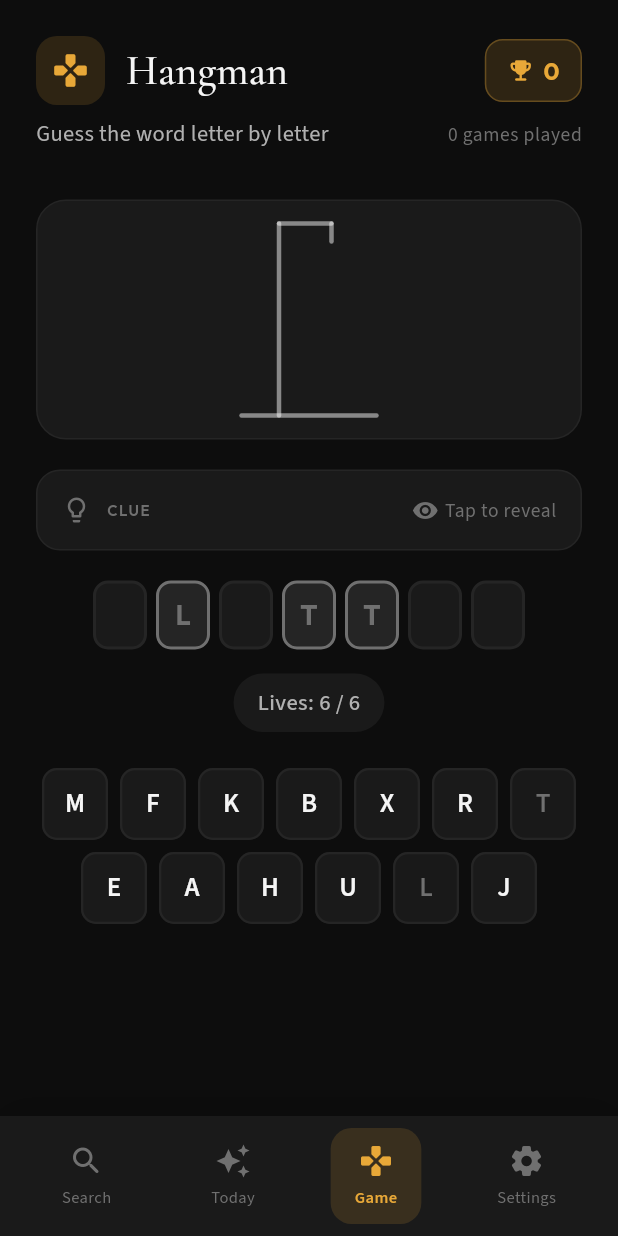
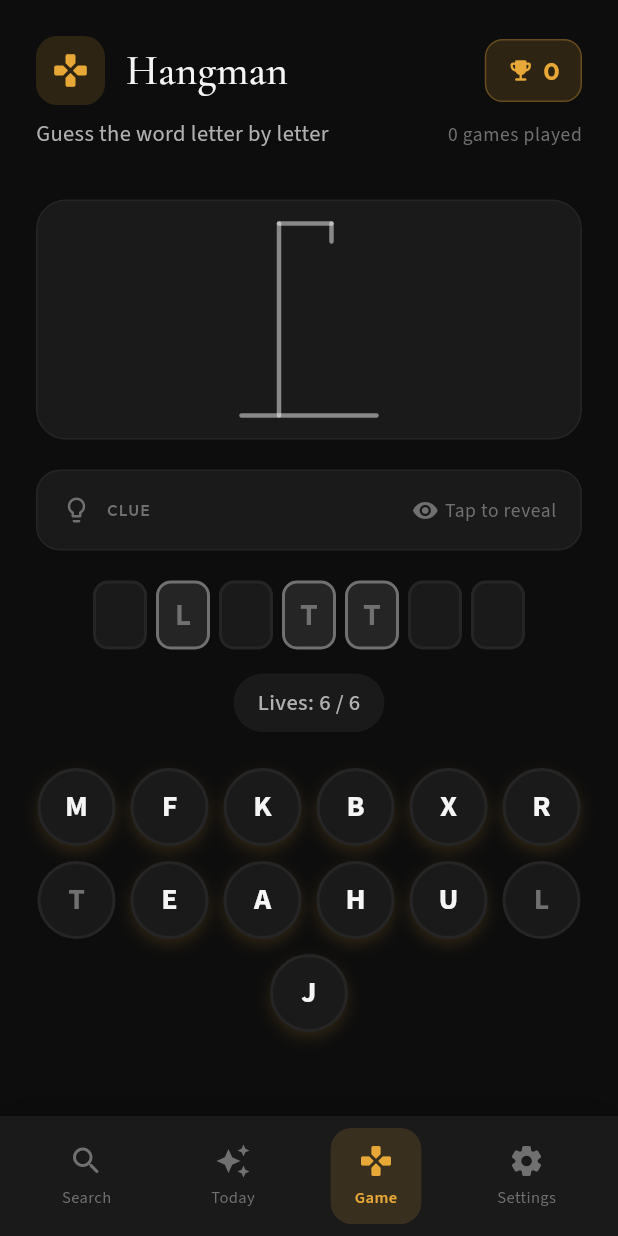
Before and after one commit to koundinyalanka1/wordmate, a Flutter app: the screen it shows after launch, item 3 of the bottom bar chosen, on a phone screen of 412 x 824 dp. Run offline on Flutter 3.47's test engine with Material 3 defaults, Android fonts, the phone set to English and light mode, and no system bars; our stand-ins replace audioplayers, google_fonts, shared_preferences; network calls fail.

Commit message:
hangman game

```diff
--- a/lib/screens/hangman_screen.dart
+++ b/lib/screens/hangman_screen.dart
@@ -1,14 +1,14 @@
 import 'dart:math';
 import 'package:flutter/material.dart';
-import 'package:provider/provider.dart';
 import 'package:shared_preferences/shared_preferences.dart';
-import '../providers/dictionary_provider.dart';
 import '../services/dictionary_service.dart';
 import '../services/word_list_service.dart';
 import '../theme/app_theme.dart';
 
 class HangmanScreen extends StatefulWidget {
-  const HangmanScreen({super.key});
+  final Function(String)? onLookupWord;
+
+  const HangmanScreen({super.key, this.onLookupWord});
 
   @override
   State<HangmanScreen> createState() => _HangmanScreenState();
@@ -187,7 +187,9 @@ class _HangmanScreenState extends State<HangmanScreen> {
   }
 
   void _lookupWord() {
-    context.read<DictionaryProvider>().searchWord(_targetWord.toLowerCase());
+    if (widget.onLookupWord != null) {
+      widget.onLookupWord!(_targetWord.toLowerCase());
+    }
   }
 
   @override
@@ -450,22 +452,18 @@ class _HangmanScreenState extends State<HangmanScreen> {
         Color textColor;
 
         if (isRevealed) {
-          // Pre-revealed letters - shown in a muted style
           bgColor = colors.surfaceLight;
           borderColor = colors.textMuted;
           textColor = colors.textMuted;
         } else if (isGuessed) {
-          // User guessed correctly
           bgColor = colors.accent.withValues(alpha: 0.2);
           borderColor = colors.accent;
           textColor = colors.accent;
         } else if (_gameOver && !isGuessed) {
-          // Game over, show unguessed letters in red
           bgColor = colors.error.withValues(alpha: 0.2);
           borderColor = colors.error;
           textColor = colors.error;
         } else {
-          // Not yet revealed
           bgColor = colors.surface;
           borderColor = colors.surfaceLight;
           textColor = colors.textPrimary;
@@ -585,11 +583,11 @@ class _HangmanScreenState extends State<HangmanScreen> {
   }
 
   Widget _buildKeyboard(AppColors colors) {
-    // Dynamic grid keyboard from jumbled letters
+    // Dynamic grid keyboard from jumbled letters - round bubbly buttons
     return Wrap(
       alignment: WrapAlignment.center,
-      spacing: 8,
-      runSpacing: 8,
+      spacing: 10,
+      runSpacing: 10,
       children: _keyboardLetters.map((letter) {
         final isGuessed = _guessedLetters.contains(letter);
         final isRevealed = _revealedLetters.contains(letter);
@@ -599,49 +597,63 @@ class _HangmanScreenState extends State<HangmanScreen> {
         Color bgColor;
         Color textColor;
         Color borderColor;
+        List<BoxShadow>? shadows;
 
         if (isRevealed) {
-          // Already revealed at start - dim
           bgColor = colors.surfaceLight.withValues(alpha: 0.5);
           textColor = colors.textMuted;
           borderColor = colors.surfaceLight;
+          shadows = null;
         } else if (isGuessed) {
           if (isCorrect) {
-            bgColor = colors.success.withValues(alpha: 0.2);
-            textColor = colors.success;
+            bgColor = colors.success;
+            textColor = Colors.white;
             borderColor = colors.success;
+            shadows = [
+              BoxShadow(
+                color: colors.success.withValues(alpha: 0.4),
+                blurRadius: 8,
+                offset: const Offset(0, 3),
+              ),
+            ];
           } else {
-            bgColor = colors.error.withValues(alpha: 0.2);
+            bgColor = colors.error.withValues(alpha: 0.3);
             textColor = colors.error;
-            borderColor = colors.error;
+            borderColor = colors.error.withValues(alpha: 0.5);
+            shadows = null;
           }
         } else {
           bgColor = colors.surface;
           textColor = colors.textPrimary;
           borderColor = colors.surfaceLight;
+          shadows = [
+            BoxShadow(
+              color: colors.accent.withValues(alpha: 0.15),
+              blurRadius: 8,
+              offset: const Offset(0, 4),
+            ),
+          ];
         }
 
-        return Material(
+        return GestureDetector(
+          onTap: isDisabled ? null : () => _guessLetter(letter),
+          child: AnimatedContainer(
+            duration: const Duration(milliseconds: 200),
+            width: 52,
+            height: 52,
+            decoration: BoxDecoration(
               color: bgColor,
-          borderRadius: BorderRadius.circular(10),
-          child: InkWell(
-            onTap: isDisabled ? null : () => _guessLetter(letter),
-            borderRadius: BorderRadius.circular(10),
-            child: Container(
-              width: 44,
-              height: 48,
-              decoration: BoxDecoration(
-                borderRadius: BorderRadius.circular(10),
-                border: Border.all(color: borderColor, width: 1.5),
+              shape: BoxShape.circle,
+              border: Border.all(color: borderColor, width: 2),
+              boxShadow: shadows,
             ),
             child: Center(
               child: Text(
                 letter,
                 style: TextStyle(
-                    fontSize: 18,
-                    fontWeight: FontWeight.w600,
+                  fontSize: 20,
+                  fontWeight: FontWeight.bold,
                   color: textColor,
-                  ),
                 ),
               ),
             ),
@@ -676,35 +688,30 @@ class HangmanPainter extends CustomPainter {
     final topY = 15.0;
 
     // Always draw the gallows
-    // Base
     canvas.drawLine(
       Offset(centerX - 45, baseY),
       Offset(centerX + 45, baseY),
       paint,
     );
 
-    // Pole
     canvas.drawLine(
       Offset(centerX - 20, baseY),
       Offset(centerX - 20, topY),
       paint,
     );
 
-    // Top bar
     canvas.drawLine(
       Offset(centerX - 20, topY),
       Offset(centerX + 15, topY),
       paint,
     );
 
-    // Rope
     canvas.drawLine(
       Offset(centerX + 15, topY),
       Offset(centerX + 15, topY + 12),
       paint,
     );
 
-    // Draw body parts based on wrong guesses
     final bodyPaint = Paint()
       ..color = accentColor
       ..strokeWidth = 3
@@ -714,12 +721,10 @@ class HangmanPainter extends CustomPainter {
     final headCenter = Offset(centerX + 15, topY + 23);
     const headRadius = 11.0;
 
-    // Head
     if (wrongGuesses >= 1) {
       canvas.drawCircle(headCenter, headRadius, bodyPaint);
     }
 
-    // Body
     if (wrongGuesses >= 2) {
       canvas.drawLine(
         Offset(centerX + 15, topY + 34),
@@ -728,7 +733,6 @@ class HangmanPainter extends CustomPainter {
       );
     }
 
-    // Left arm
     if (wrongGuesses >= 3) {
       canvas.drawLine(
         Offset(centerX + 15, topY + 42),
@@ -737,7 +741,6 @@ class HangmanPainter extends CustomPainter {
       );
     }
 
-    // Right arm
     if (wrongGuesses >= 4) {
       canvas.drawLine(
         Offset(centerX + 15, topY + 42),
@@ -746,7 +749,6 @@ class HangmanPainter extends CustomPainter {
       );
     }
 
-    // Left leg
     if (wrongGuesses >= 5) {
       canvas.drawLine(
         Offset(centerX + 15, topY + 62),
@@ -755,7 +757,6 @@ class HangmanPainter extends CustomPainter {
       );
     }
 
-    // Right leg
     if (wrongGuesses >= 6) {
       canvas.drawLine(
         Offset(centerX + 15, topY + 62),
--- a/lib/screens/main_screen.dart
+++ b/lib/screens/main_screen.dart
@@ -33,7 +33,7 @@ class _MainScreenState extends State<MainScreen> {
         children: [
           const HomeScreen(),
           WordOfDayScreen(onWordTap: _searchWord),
-          const HangmanScreen(),
+          HangmanScreen(onLookupWord: _searchWord),
           const SettingsScreen(),
         ],
       ),
```
Lines whose indentation alone changed are shown as unchanged.
